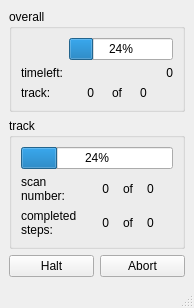
Before: the Qt Designer form TildaHost/source/Interface/ScanProgressUi/Ui_ScanProgress.ui in lasersphere/Tilda, drawn with Qt 5.
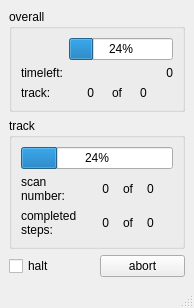
After: the same form once the commit is applied.

Diff of the .ui file:
```diff
--- a/TildaHost/source/Interface/ScanProgressUi/Ui_ScanProgress.ui
+++ b/TildaHost/source/Interface/ScanProgressUi/Ui_ScanProgress.ui
@@ -204,17 +204,17 @@
     </item>
     <item>
      <layout class="QGridLayout" name="gridLayout_2">
-      <item row="1" column="0">
-       <widget class="QPushButton" name="pushButton_halt">
+      <item row="2" column="1">
+       <widget class="QPushButton" name="pushButton_abort">
         <property name="text">
-         <string>Halt</string>
+         <string>abort</string>
         </property>
        </widget>
       </item>
-      <item row="1" column="1">
-       <widget class="QPushButton" name="pushButton_abort">
+      <item row="2" column="0">
+       <widget class="QCheckBox" name="checkBox">
         <property name="text">
-         <string>Abort</string>
+         <string>halt</string>
         </property>
        </widget>
       </item>
```
